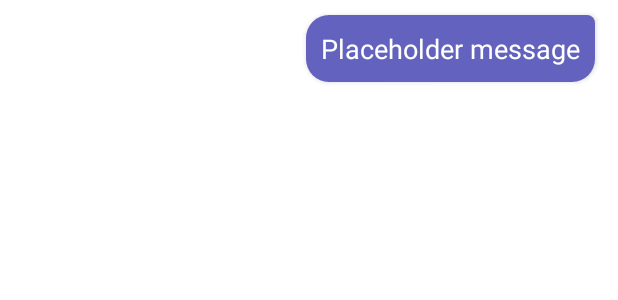
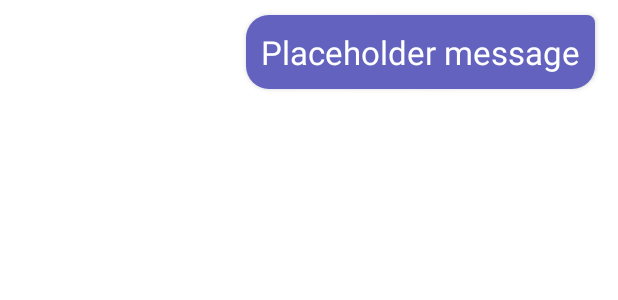
Before and after one commit to sham-a/prescribed, an Android app: the layout my_message.xml on its own in the app's theme, with its tools: preview values and no code run, on a phone screen of 412 x 824 dp. Shown: the top 300 px of the screen. Run offline under Robolectric (Android 15) with nearby library versions, the light colour scheme and no system bars.

Commit message:
bigger font

```diff
--- a/prescribed/app/src/main/res/layout/my_message.xml
+++ b/prescribed/app/src/main/res/layout/my_message.xml
@@ -15,7 +15,7 @@
         android:textColor="#fff"
         android:padding="10dp"
         android:elevation="2dp"
-        android:textSize="18dp"
+        android:textSize="22dp"
         android:layout_alignParentRight="true"
         android:text="Placeholder message"
         />
--- a/prescribed/app/src/main/res/layout/their_message.xml
+++ b/prescribed/app/src/main/res/layout/their_message.xml
@@ -35,7 +35,7 @@
         android:paddingVertical="12dp"
         android:paddingHorizontal="16dp"
         android:elevation="2dp"
-        android:textSize="18dp"
+        android:textSize="22dp"
         android:text="How are you doing? This is a long message that should probably wrap."
         />
 </RelativeLayout>
```
Also changed, not shown: prescribed/app/src/main/res/layout/pharmacist_dm.xml (+7 -5 lines).
